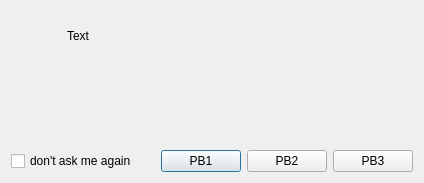
The window that juicer/src/qajhandlerdialogbase.ui (applejuicenetz/gui-juicer) describes before a commit, drawn with Qt 5.
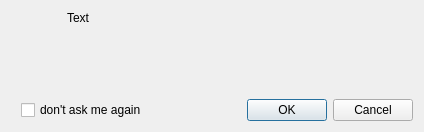
The same window after the commit. Icons and pictures are not drawn.

What changed in the file:
```diff
--- a/juicer/src/qajhandlerdialogbase.ui
+++ b/juicer/src/qajhandlerdialogbase.ui
@@ -6,7 +6,7 @@
     <x>0</x>
     <y>0</y>
     <width>424</width>
-    <height>183</height>
+    <height>132</height>
    </rect>
   </property>
   <property name="windowTitle" >
@@ -16,8 +16,8 @@
    <iconset resource="images.qrc" >
     <normaloff>:/juicer.png</normaloff>:/juicer.png</iconset>
   </property>
-  <layout class="QGridLayout" name="gridLayout" >
-   <item row="0" column="0" >
+  <layout class="QVBoxLayout" name="verticalLayout_2" >
+   <item>
     <layout class="QHBoxLayout" name="horizontalLayout" >
      <item>
       <widget class="QLabel" name="iconLabel" >
@@ -49,9 +49,24 @@
      </item>
      <item>
       <widget class="QLabel" name="textLabel" >
+       <property name="sizePolicy" >
+        <sizepolicy vsizetype="Preferred" hsizetype="Preferred" >
+         <horstretch>1</horstretch>
+         <verstretch>1</verstretch>
+        </sizepolicy>
+       </property>
+       <property name="sizeIncrement" >
+        <size>
+         <width>1</width>
+         <height>1</height>
+        </size>
+       </property>
        <property name="text" >
         <string>Text</string>
        </property>
+       <property name="alignment" >
+        <set>Qt::AlignLeading|Qt::AlignLeft|Qt::AlignTop</set>
+       </property>
        <property name="wordWrap" >
         <bool>true</bool>
        </property>
@@ -59,21 +74,11 @@
      </item>
     </layout>
    </item>
-   <item row="1" column="0" >
-    <spacer name="verticalSpacer" >
-     <property name="orientation" >
-      <enum>Qt::Vertical</enum>
-     </property>
-     <property name="sizeHint" stdset="0" >
-      <size>
-       <width>20</width>
-       <height>10</height>
-      </size>
-     </property>
-    </spacer>
-   </item>
-   <item row="2" column="0" >
+   <item>
     <layout class="QHBoxLayout" name="horizontalLayout_2" >
+     <property name="leftMargin" >
+      <number>10</number>
+     </property>
      <item>
       <widget class="QCheckBox" name="chkAskAgain" >
        <property name="text" >
@@ -82,39 +87,12 @@
       </widget>
      </item>
      <item>
-      <spacer name="horizontalSpacer" >
-       <property name="orientation" >
-        <enum>Qt::Horizontal</enum>
+      <widget class="QDialogButtonBox" name="buttonBox" >
+       <property name="standardButtons" >
+        <set>QDialogButtonBox::Cancel|QDialogButtonBox::Ok</set>
        </property>
-       <property name="sizeHint" stdset="0" >
-        <size>
-         <width>40</width>
-         <height>20</height>
-        </size>
-       </property>
-      </spacer>
-     </item>
-     <item>
-      <widget class="QPushButton" name="pb1" >
-       <property name="text" >
-        <string>PB1</string>
-       </property>
       </widget>
      </item>
-     <item>
-      <widget class="QPushButton" name="pb2" >
-       <property name="text" >
-        <string>PB2</string>
-       </property>
-      </widget>
-     </item>
-     <item>
-      <widget class="QPushButton" name="pb3" >
-       <property name="text" >
-        <string>PB3</string>
-       </property>
-      </widget>
-     </item>
     </layout>
    </item>
   </layout>
```
Left out of the diff: 55 changed lines with no effect on the pictures. Lines whose indentation alone changed are shown as unchanged.
